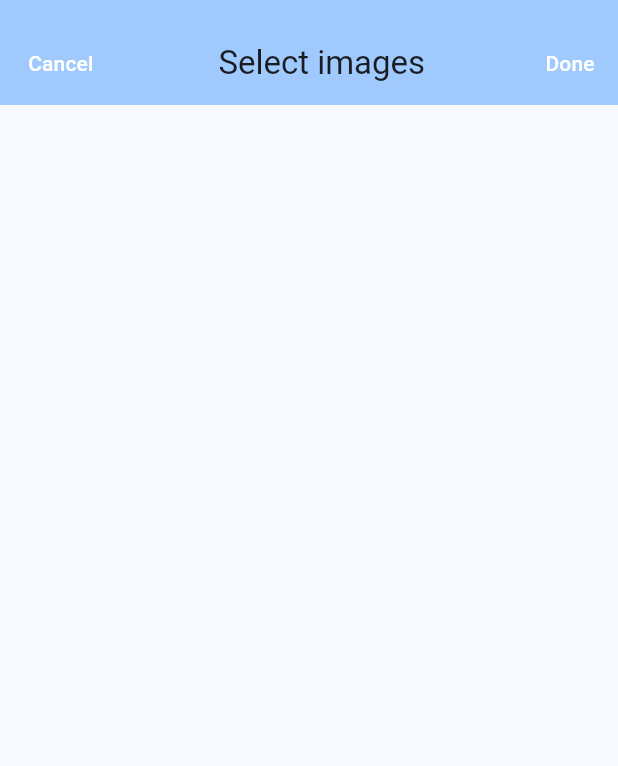
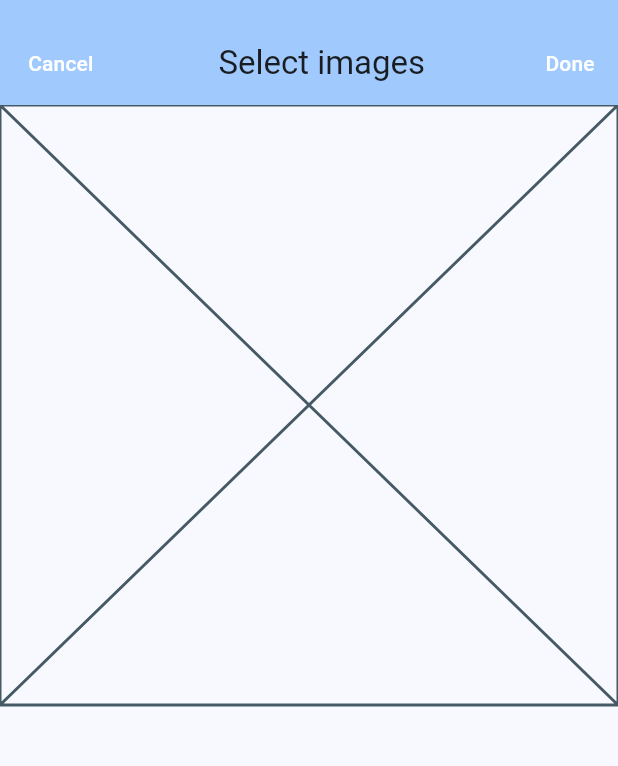
Before and after one commit to FelipeOFF/image_assets_picker, a Flutter app: the screen it shows after launch, on a phone screen of 412 x 824 dp, the part 63-829 px from its top. Run offline on Flutter 3.47's test engine with Material 2 defaults, Android fonts, the phone set to English and light mode, and no system bars; missing offline and left inert: wechat_assets_picker.

Commit message:
create view to make the crop to image

```diff
--- /dev/null
+++ b/lib/src/component/mzic_crop_viewer.dart
@@ -0,0 +1,17 @@
+import 'package:flutter/material.dart';
+
+class MzicCropViewer extends StatefulWidget {
+  const MzicCropViewer({
+    super.key,
+  });
+
+  @override
+  State<MzicCropViewer> createState() => MzicCropViewerState();
+}
+
+class MzicCropViewerState extends State<MzicCropViewer> {
+  @override
+  Widget build(BuildContext context) {
+    return const Placeholder();
+  }
+}
--- /dev/null
+++ b/lib/src/controller/mzic_image_assets_controller.dart
@@ -0,0 +1,3 @@
+class MzicImageAssetsController {
+
+}
--- a/lib/src/page/mzic_image_assets_screen.dart
+++ b/lib/src/page/mzic_image_assets_screen.dart
@@ -1,4 +1,5 @@
 import 'package:flutter/material.dart';
+import 'package:mzic_image_assets_picker/src/component/mzic_crop_viewer.dart';
 
 class MzicImageAssetsScreen extends StatefulWidget {
   // App bar struct
@@ -130,6 +131,11 @@ class _MzicImageAssetsScreenState extends State<MzicImageAssetsScreen> {
   Widget build(BuildContext context) {
     return Scaffold(
       appBar: _appBar,
+      body: const Column(
+        children: [
+          MzicCropViewer(),
+        ],
+      ),
     );
   }
 }
--- a/pubspec.yaml
+++ b/pubspec.yaml
@@ -10,6 +10,10 @@ environment:
 dependencies:
   flutter:
     sdk: flutter
+  insta_assets_crop: ^0.0.2
+  wechat_assets_picker: ^8.7.1
+  extended_image: ^8.1.1
+  provider: ^6.0.5
 
 dev_dependencies:
   flutter_test:
```
Also changed, not shown: lib/mzic_image_assets_picker.dart (+7 -0 lines), example/pubspec.lock, 5 other files.
